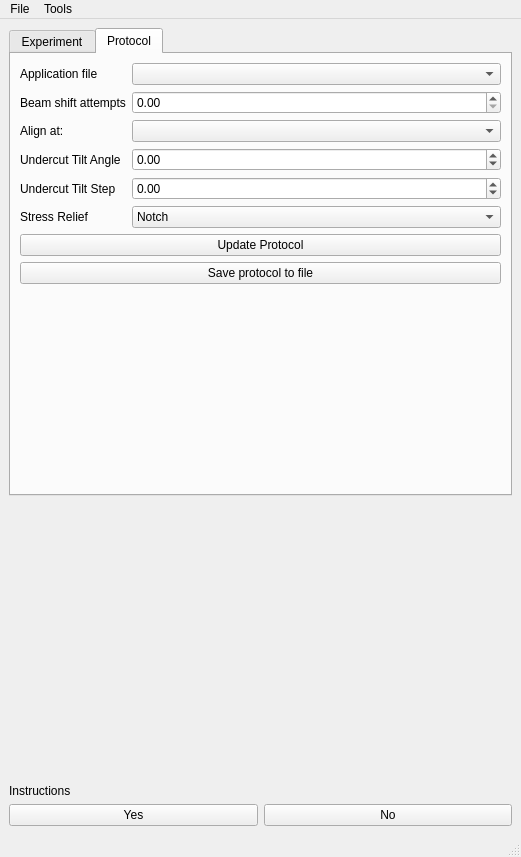
Above: autolamella/ui/qt/AutoLamellaUI.ui from DeMarcoLab/autolamella before the change. Below: the same form after it.
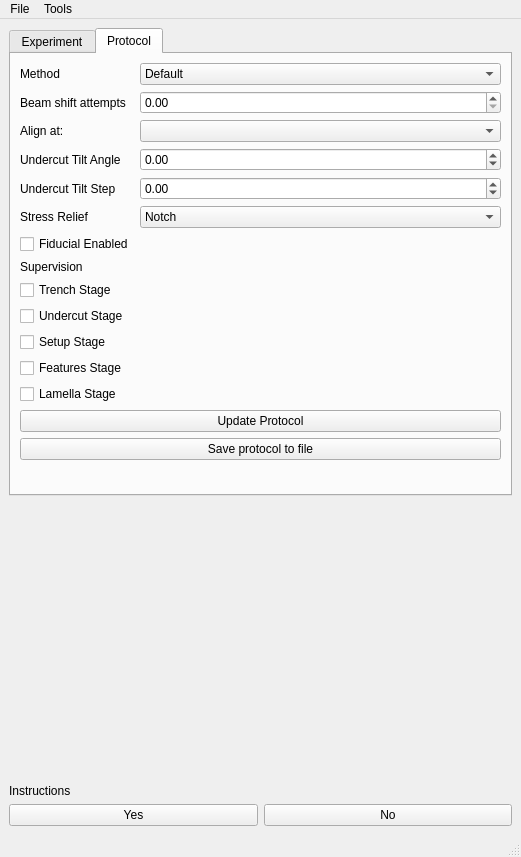
That is the form after the change.

What changed in the file:
```diff
--- a/autolamella/ui/qt/AutoLamellaUI.ui
+++ b/autolamella/ui/qt/AutoLamellaUI.ui
@@ -262,12 +262,23 @@
         <item row="0" column="0">
          <widget class="QLabel" name="application_file_label">
           <property name="text">
-           <string>Application file</string>
+           <string>Method</string>
           </property>
          </widget>
         </item>
         <item row="0" column="1">
-         <widget class="QComboBox" name="comboBoxapplication_file"/>
+         <widget class="QComboBox" name="comboBox_method">
+          <item>
+           <property name="text">
+            <string>Default</string>
+           </property>
+          </item>
+          <item>
+           <property name="text">
+            <string>Waffle</string>
+           </property>
+          </item>
+         </widget>
         </item>
         <item row="1" column="0">
          <widget class="QLabel" name="beamShiftAttemptsLabel">
@@ -344,20 +355,69 @@
           </item>
          </widget>
         </item>
-        <item row="20" column="0" colspan="2">
-         <widget class="QPushButton" name="export_protocol">
+        <item row="7" column="0" colspan="2">
+         <widget class="QLabel" name="label_5">
           <property name="text">
-           <string>Save protocol to file</string>
+           <string>Supervision</string>
           </property>
          </widget>
         </item>
-        <item row="19" column="0" colspan="2">
+        <item row="15" column="0" colspan="2">
          <widget class="QPushButton" name="pushButton_update_protocol">
           <property name="text">
            <string>Update Protocol</string>
           </property>
          </widget>
         </item>
+        <item row="16" column="0" colspan="2">
+         <widget class="QPushButton" name="export_protocol">
+          <property name="text">
+           <string>Save protocol to file</string>
+          </property>
+         </widget>
+        </item>
+        <item row="8" column="0">
+         <widget class="QCheckBox" name="checkBox_trench">
+          <property name="text">
+           <string>Trench Stage</string>
+          </property>
+         </widget>
+        </item>
+        <item row="9" column="0">
+         <widget class="QCheckBox" name="checkBox_undercut">
+          <property name="text">
+           <string>Undercut Stage</string>
+          </property>
+         </widget>
+        </item>
+        <item row="10" column="0">
+         <widget class="QCheckBox" name="checkBox_setup">
+          <property name="text">
+           <string>Setup Stage</string>
+          </property>
+         </widget>
+        </item>
+        <item row="11" column="0">
+         <widget class="QCheckBox" name="checkBox_features">
+          <property name="text">
+           <string>Features Stage</string>
+          </property>
+         </widget>
+        </item>
+        <item row="12" column="0">
+         <widget class="QCheckBox" name="checkBox_lamella">
+          <property name="text">
+           <string>Lamella Stage</string>
+          </property>
+         </widget>
+        </item>
+        <item row="6" column="0">
+         <widget class="QCheckBox" name="checkBox_fiducial">
+          <property name="text">
+           <string>Fiducial Enabled</string>
+          </property>
+         </widget>
+        </item>
        </layout>
       </widget>
      </widget>
```
Left out of the diff: 2 changed lines with no effect on the pictures.
